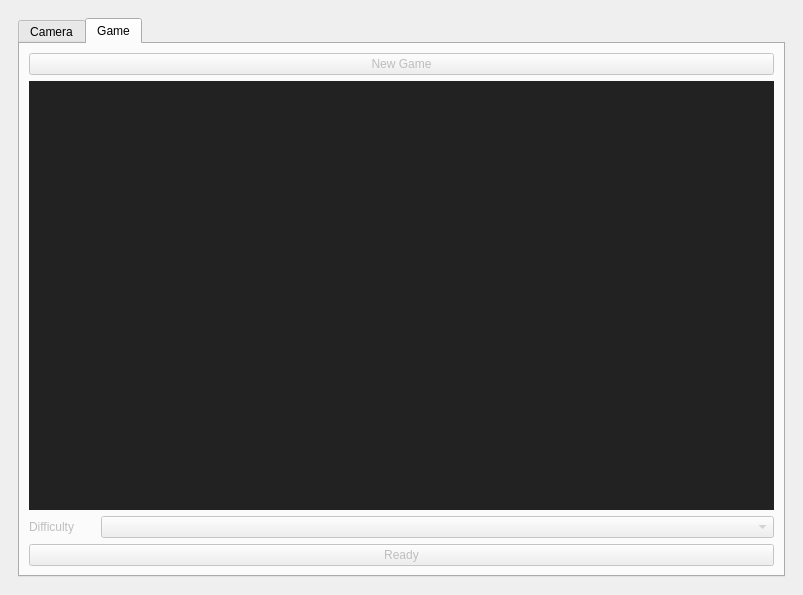
Before: the Qt Designer form src/aiBoardGame/view/ui/xiangqiWindow.ui in Menta25/AI-boardgame, drawn with Qt 5.
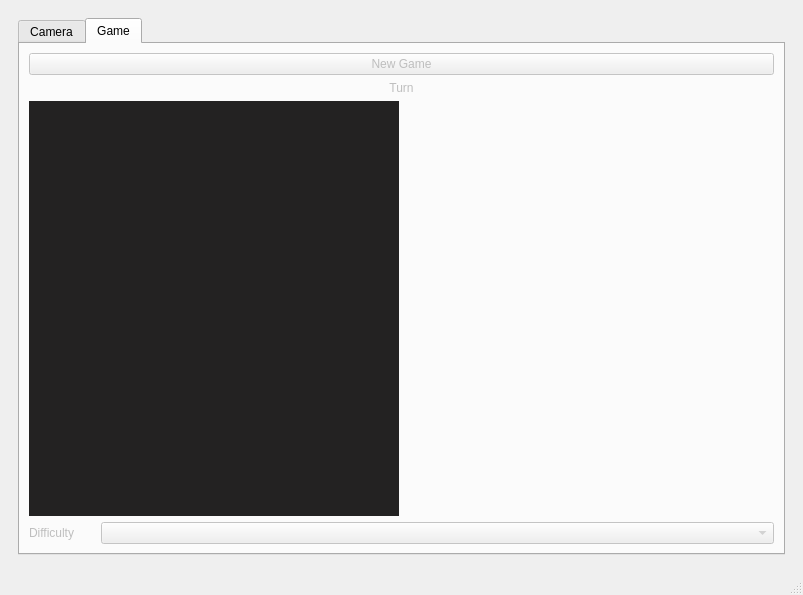
After: the same form once the commit is applied. The open tabs and pages were chosen to show the change.

Commit message: WIP: Integrate game into view

Patch:
```diff
--- a/src/aiBoardGame/view/ui/xiangqiWindow.ui
+++ b/src/aiBoardGame/view/ui/xiangqiWindow.ui
@@ -106,7 +106,7 @@
            </attribute>
            <layout class="QGridLayout" name="gridLayout_5">
             <item row="0" column="0">
-             <layout class="QVBoxLayout" name="gameLayout" stretch="0,1,0,0">
+             <layout class="QVBoxLayout" name="gameLayout" stretch="0,0,1,0">
               <item>
                <widget class="QPushButton" name="newGameButton">
                 <property name="text">
@@ -115,13 +115,37 @@
                </widget>
               </item>
               <item>
+               <widget class="QLabel" name="turnLabel">
+                <property name="text">
+                 <string>Turn</string>
+                </property>
+                <property name="alignment">
+                 <set>Qt::AlignCenter</set>
+                </property>
+               </widget>
+              </item>
+              <item>
+               <layout class="QHBoxLayout" name="boardStateLayout" stretch="1,1">
+                <property name="rightMargin">
+                 <number>0</number>
+                </property>
+                <property name="bottomMargin">
+                 <number>0</number>
+                </property>
+                <item>
                <widget class="QLabel" name="gameCameraView">
                 <property name="sizePolicy">
-                 <sizepolicy hsizetype="Ignored" vsizetype="Ignored">
+                   <sizepolicy hsizetype="Preferred" vsizetype="Preferred">
                   <horstretch>0</horstretch>
                   <verstretch>0</verstretch>
                  </sizepolicy>
                 </property>
+                  <property name="minimumSize">
+                   <size>
+                    <width>350</width>
+                    <height>0</height>
+                   </size>
+                  </property>
                 <property name="styleSheet">
                  <string notr="true">background-color: rgb(35, 34, 34);</string>
                 </property>
@@ -132,6 +156,21 @@
                  <set>Qt::AlignCenter</set>
                 </property>
                </widget>
+                </item>
+                <item>
+                 <widget class="QLabel" name="boardFENLabel">
+                  <property name="styleSheet">
+                   <string notr="true">font: 700 11pt &quot;Monospace&quot;;</string>
+                  </property>
+                  <property name="text">
+                   <string/>
+                  </property>
+                  <property name="alignment">
+                   <set>Qt::AlignCenter</set>
+                  </property>
+                 </widget>
+                </item>
+               </layout>
               </item>
               <item>
                <layout class="QHBoxLayout" name="difficultyLayout" stretch="0,0,1">
@@ -166,13 +205,6 @@
                 </item>
                </layout>
               </item>
-              <item>
-               <widget class="QPushButton" name="readyButton">
-                <property name="text">
-                 <string>Ready</string>
-                </property>
-               </widget>
-              </item>
              </layout>
             </item>
            </layout>
@@ -355,6 +387,7 @@
     </item>
    </layout>
   </widget>
+  <widget class="QStatusBar" name="statusBar"/>
  </widget>
  <tabstops>
   <tabstop>tabWidget</tabstop>
```
Left out of the diff: 1 changed line with no effect on the pictures. Lines whose indentation alone changed are shown as unchanged. The commit also changes 15 other files.
